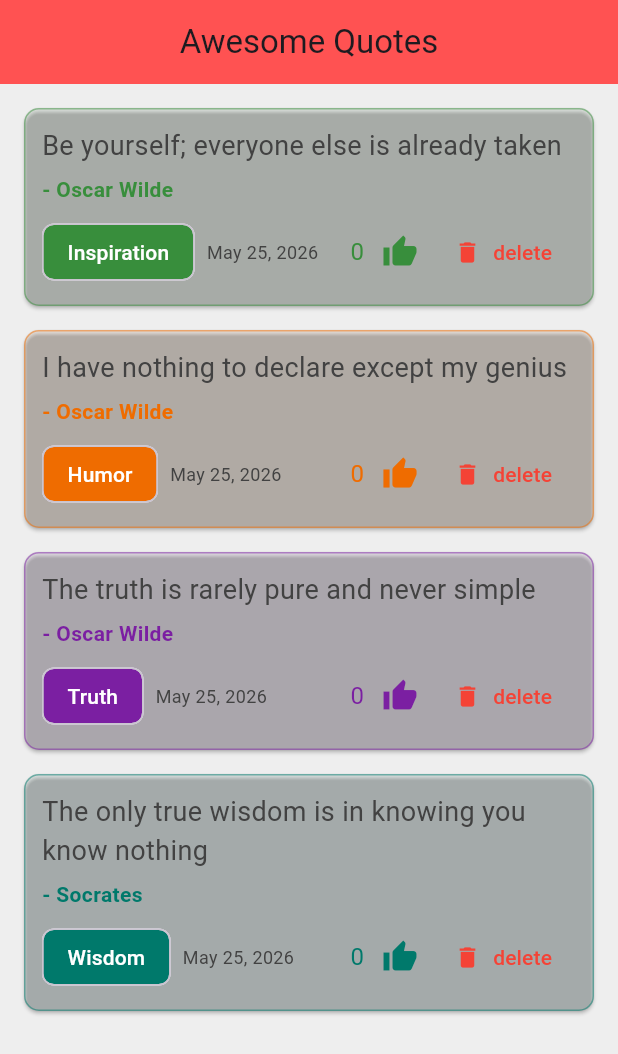
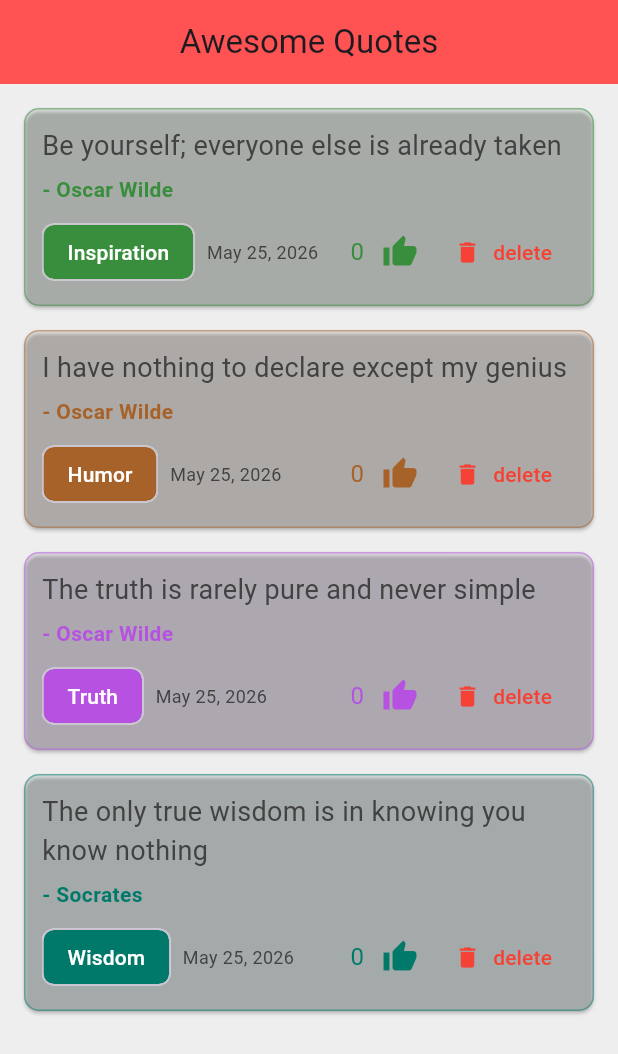
Before and after one commit to mrpatel2/quote_app_extended_Part2, a Flutter app: the screen it shows after launch, on a phone screen of 412 x 824 dp. Shown: the top 1054 px of the screen. Run offline on Flutter 3.47's test engine with Material 3 defaults, Android fonts, the phone set to English and light mode, and no system bars.

Commit message:
Changed orange and purple colors because they were too bright

```diff
--- a/lib/quote_card.dart
+++ b/lib/quote_card.dart
@@ -20,8 +20,8 @@ class _QuoteCardState extends State<QuoteCard> {
   Color _getThemeColor() {
     switch (widget.quote.category) {
       case 'Inspiration': return Colors.green.shade700;
-      case 'Humor': return Colors.orange.shade800;
-      case 'Truth': return Colors.purple.shade700;
+      case 'Humor': return const Color.fromARGB(255, 167, 98, 42);
+      case 'Truth': return const Color.fromARGB(255, 182, 81, 225);
       case 'Wisdom': return Colors.teal.shade700;
       default: return Colors.blue.shade700;
     }
```
